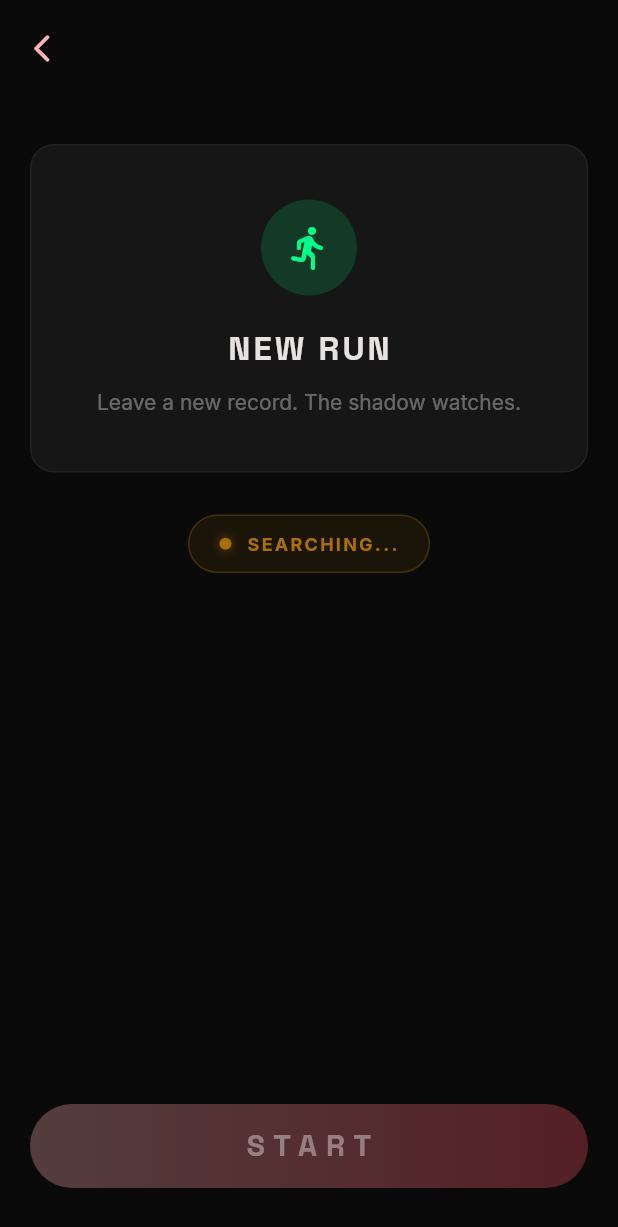
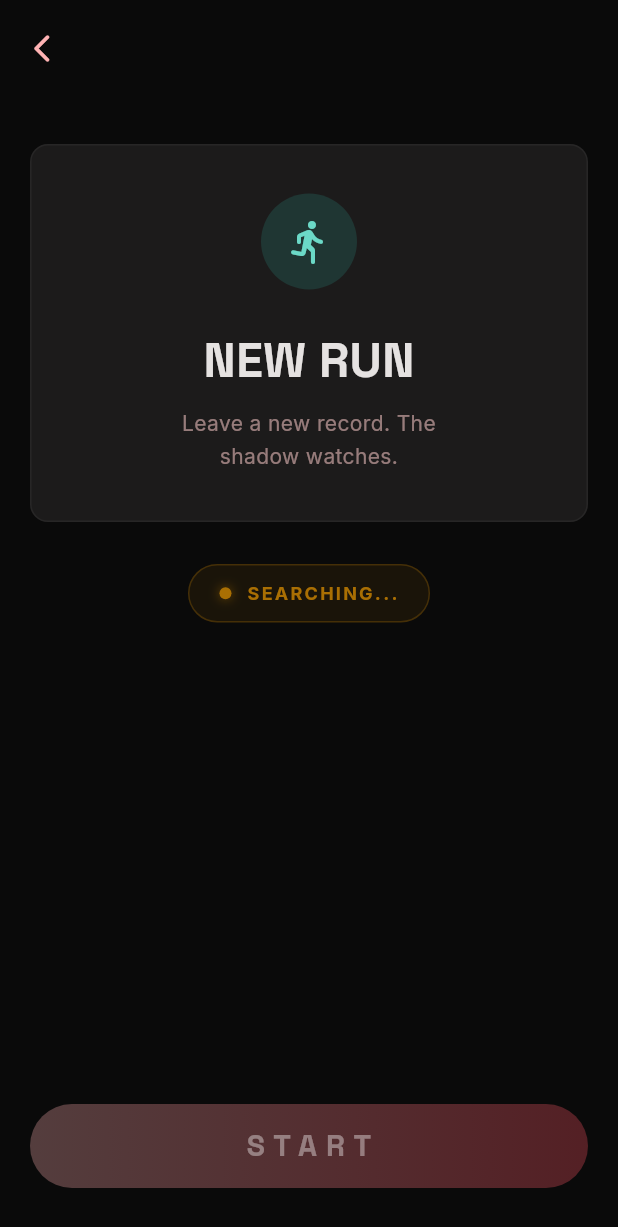
Before and after one commit to dorisurararara-crypto/shadowrun, a Flutter app: the PrepareScreen screen opened by its route, on a phone screen of 412 x 824 dp. Shown: the top 1227 px of the screen. Run offline on Flutter 3.47's test engine with Material 3 defaults, Android fonts, the phone set to English and light mode, and no system bars; our stand-ins replace fl_chart, flutter_tts, geolocator, go_router, google_fonts, google_mobile_ads and 7 more; missing offline and left inert: flutter_naver_map; accounts and stored records are empty.

Commit message:
fix: 준비화면 Stitch 매칭 + 공포기본값 2 + PRO버튼 overflow + 레벨5 효과
- 준비화면 카드: p-8(32px), title 32px, bg #1C1B1B, radius 12 (Stitch 매칭)
- 공포 레벨 기본값: 3→2 (PRO 없이 사용 가능한 최대값)
- PRO 버튼 높이: 56→72px (overflow 해결)
- 공포 레벨 5 효과 추가: 2차 TTS 대사, BGM 볼륨 증가, 비네팅 강화
- 하단 패딩: 40→80px (콘텐츠 잘림 방지)

Co-Authored-By: Claude Opus 4.6 (1M context) <noreply@anthropic.com>

```diff
--- a/lib/core/database/database_helper.dart
+++ b/lib/core/database/database_helper.dart
@@ -50,7 +50,7 @@ class DatabaseHelper {
       )
     ''');
     // 기본 설정
-    await db.insert('settings', {'key': 'horror_level', 'value': '3'});
+    await db.insert('settings', {'key': 'horror_level', 'value': '2'});
     await db.insert('settings', {'key': 'tts_enabled', 'value': 'true'});
     await db.insert('settings', {'key': 'vibration_enabled', 'value': 'true'});
     await db.insert('settings', {'key': 'run_mode', 'value': 'fullmap'});
--- a/lib/features/prepare/presentation/pages/prepare_screen.dart
+++ b/lib/features/prepare/presentation/pages/prepare_screen.dart
@@ -255,51 +255,56 @@ class _PrepareScreenState extends State<PrepareScreen>
     );
   }
 
+  // Stitch: p-8 (32), bg-[#1c1b1b], rounded-xl (12), title text-3xl (32px)
   Widget _buildModeCard() {
     return Container(
       width: double.infinity,
-      padding: const EdgeInsets.symmetric(vertical: 36, horizontal: 24),
+      padding: const EdgeInsets.all(32),
       decoration: BoxDecoration(
-        color: SRColors.card,
-        borderRadius: BorderRadius.circular(16),
-        border: Border.all(color: SRColors.divider),
+        color: const Color(0xFF1C1B1B),
+        borderRadius: BorderRadius.circular(12),
+        border: Border.all(color: Colors.white.withValues(alpha: 0.05)),
       ),
       child: Column(
         children: [
-          // Icon
+          // Icon (Stitch: w-16 h-16 rounded-full)
           Container(
             width: 64,
             height: 64,
             decoration: BoxDecoration(
               shape: BoxShape.circle,
-              color: (_isChallenge ? SRColors.primaryContainer : SRColors.runner)
-                  .withValues(alpha: 0.15),
+              color: (_isChallenge ? SRColors.primaryContainer : const Color(0xFF2AA192))
+                  .withValues(alpha: 0.2),
             ),
             child: Icon(
               _isChallenge ? Icons.people_alt_rounded : Icons.directions_run_rounded,
-              color: _isChallenge ? SRColors.primaryContainer : SRColors.runner,
+              color: _isChallenge ? SRColors.primaryContainer : SRColors.safe,
               size: 32,
             ),
           ),
-          const SizedBox(height: 20),
-          // Title
+          const SizedBox(height: 24),
+          // Title (Stitch: text-3xl font-bold = 32px)
           Text(
             _isChallenge ? S.shadowChallenge : S.newRun,
             style: GoogleFonts.spaceGrotesk(
-              fontSize: 22,
+              fontSize: 32,
               fontWeight: FontWeight.w700,
-              color: SRColors.textPrimary,
-              letterSpacing: 2,
+              color: SRColors.onSurface,
             ),
           ),
-          const SizedBox(height: 10),
-          // Subtitle
-          Text(
-            _selectedQuote,
-            style: SRTheme.bodyMedium.copyWith(
-              color: SRColors.textMuted,
+          const SizedBox(height: 8),
+          // Subtitle (Stitch: text-sm, max-w-[200px], leading-relaxed)
+          SizedBox(
+            width: 200,
+            child: Text(
+              _selectedQuote,
+              style: GoogleFonts.inter(
+                fontSize: 14,
+                color: SRColors.onSurfaceVariant.withValues(alpha: 0.6),
+                height: 1.6,
+              ),
+              textAlign: TextAlign.center,
             ),
-            textAlign: TextAlign.center,
           ),
         ],
       ),
--- a/lib/features/settings/presentation/pages/settings_screen.dart
+++ b/lib/features/settings/presentation/pages/settings_screen.dart
@@ -91,7 +91,7 @@ class _SettingsScreenState extends State<SettingsScreen> {
               ),
             )
           : ListView(
-              padding: const EdgeInsets.fromLTRB(20, 20, 20, 40),
+              padding: const EdgeInsets.fromLTRB(24, 24, 24, 80),
               children: [
                 _buildLanguageSettings(),
                 const SizedBox(height: 24),
@@ -705,7 +705,7 @@ class _SettingsScreenState extends State<SettingsScreen> {
         children: [
           SizedBox(
             width: double.infinity,
-            height: 56,
+            height: 72,
             child: ElevatedButton(
               onPressed: () async {
                 final success = await PurchaseService().buyPro();
```
Also changed, not shown: lib/core/services/horror_service.dart (+8 -3 lines).
